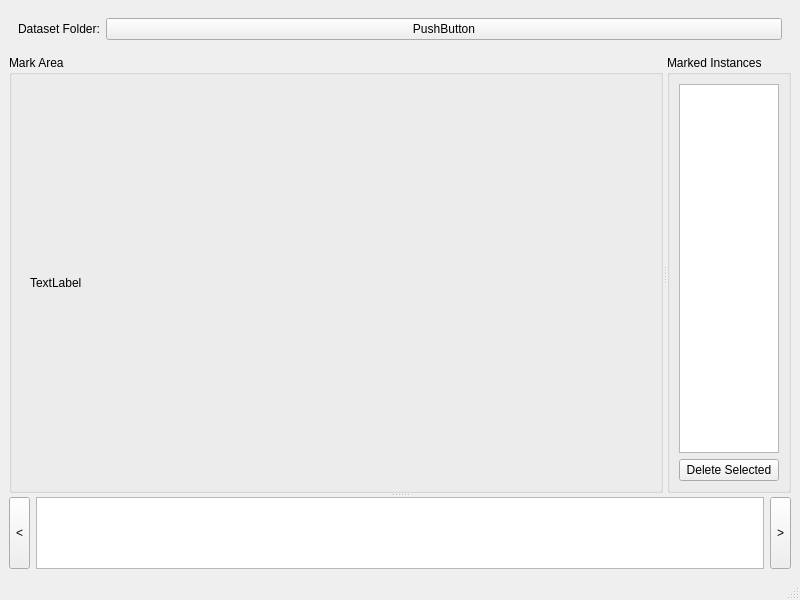
First picture: the form in util/ical_mark/icalmark.ui, repository jamesljlster/ican_mark, before the edit.
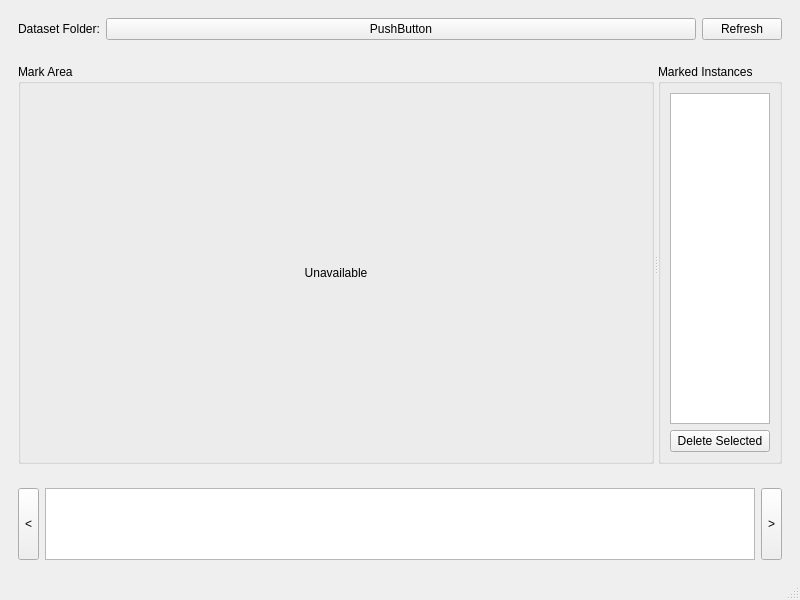
Second picture: the form after the edit. The open tabs and pages were chosen to show the change. Custom widgets are drawn as their Qt base class.

```diff
--- a/util/ical_mark/icalmark.ui
+++ b/util/ical_mark/icalmark.ui
@@ -14,8 +14,8 @@
    <string>ICALMark</string>
   </property>
   <widget class="QWidget" name="centralwidget">
-   <layout class="QGridLayout" name="gridLayout_5">
-    <item row="0" column="0">
+   <layout class="QVBoxLayout" name="verticalLayout">
+    <item>
      <widget class="QWidget" name="widget" native="true">
       <layout class="QHBoxLayout" name="horizontalLayout">
        <item>
@@ -44,17 +44,17 @@
          </property>
         </widget>
        </item>
+       <item>
+        <widget class="QPushButton" name="dataRefresh">
+         <property name="text">
+          <string>Refresh</string>
+         </property>
+        </widget>
+       </item>
       </layout>
      </widget>
     </item>
-    <item row="1" column="0">
-     <widget class="QSplitter" name="splitter_2">
-      <property name="orientation">
-       <enum>Qt::Vertical</enum>
-      </property>
-      <property name="childrenCollapsible">
-       <bool>false</bool>
-      </property>
+    <item>
       <widget class="QWidget" name="widget_3" native="true">
        <property name="sizePolicy">
         <sizepolicy hsizetype="Preferred" vsizetype="Preferred">
@@ -127,7 +127,10 @@
                    </sizepolicy>
                   </property>
                   <property name="text">
-                   <string>TextLabel</string>
+                  <string>Unavailable</string>
+                 </property>
+                 <property name="alignment">
+                  <set>Qt::AlignCenter</set>
                   </property>
                  </widget>
                 </item>
@@ -189,6 +192,8 @@
         </item>
        </layout>
       </widget>
+    </item>
+    <item>
       <widget class="QWidget" name="slideArea" native="true">
        <property name="sizePolicy">
         <sizepolicy hsizetype="Preferred" vsizetype="Preferred">
@@ -202,6 +207,12 @@
          <height>0</height>
         </size>
        </property>
+      <property name="maximumSize">
+       <size>
+        <width>16777215</width>
+        <height>90</height>
+       </size>
+      </property>
        <layout class="QHBoxLayout" name="horizontalLayout_2">
         <item>
          <widget class="QToolButton" name="slidePrevious">
@@ -228,10 +239,25 @@
            <enum>QFrame::StyledPanel</enum>
           </property>
           <property name="verticalScrollBarPolicy">
-           <enum>Qt::ScrollBarAlwaysOff</enum>
+          <enum>Qt::ScrollBarAsNeeded</enum>
           </property>
           <property name="sizeAdjustPolicy">
-           <enum>QAbstractScrollArea::AdjustToContentsOnFirstShow</enum>
+          <enum>QAbstractScrollArea::AdjustToContents</enum>
+         </property>
+         <property name="movement">
+          <enum>QListView::Static</enum>
+         </property>
+         <property name="flow">
+          <enum>QListView::LeftToRight</enum>
+         </property>
+         <property name="isWrapping" stdset="0">
+          <bool>false</bool>
+         </property>
+         <property name="resizeMode">
+          <enum>QListView::Adjust</enum>
+         </property>
+         <property name="viewMode">
+          <enum>QListView::IconMode</enum>
           </property>
          </widget>
         </item>
@@ -249,7 +275,6 @@
          </widget>
         </item>
        </layout>
-      </widget>
      </widget>
     </item>
    </layout>
```
Left out of the diff: 10 changed lines with no effect on the pictures. Lines whose indentation alone changed are shown as unchanged.
